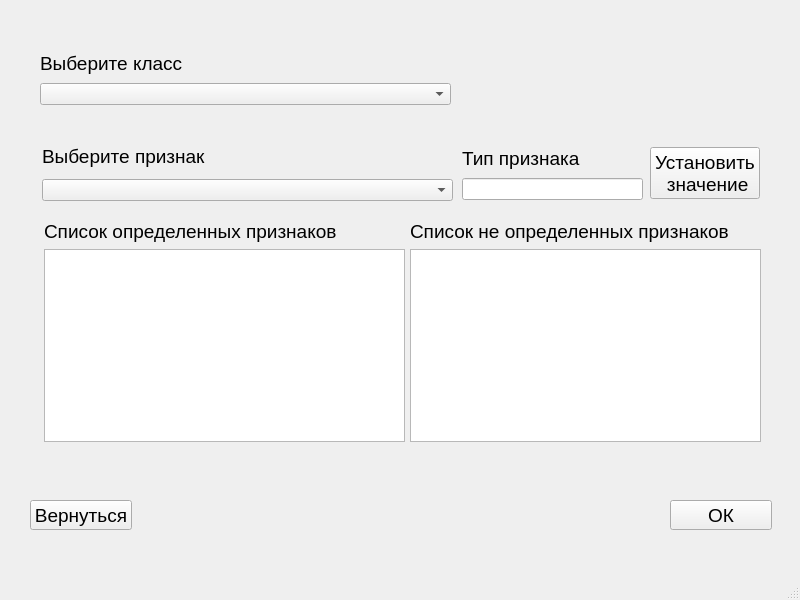
RyndychRD/Classifier, file layouts/knowledgeEditorClassFeatureDefinition.ui: the form before one commit.
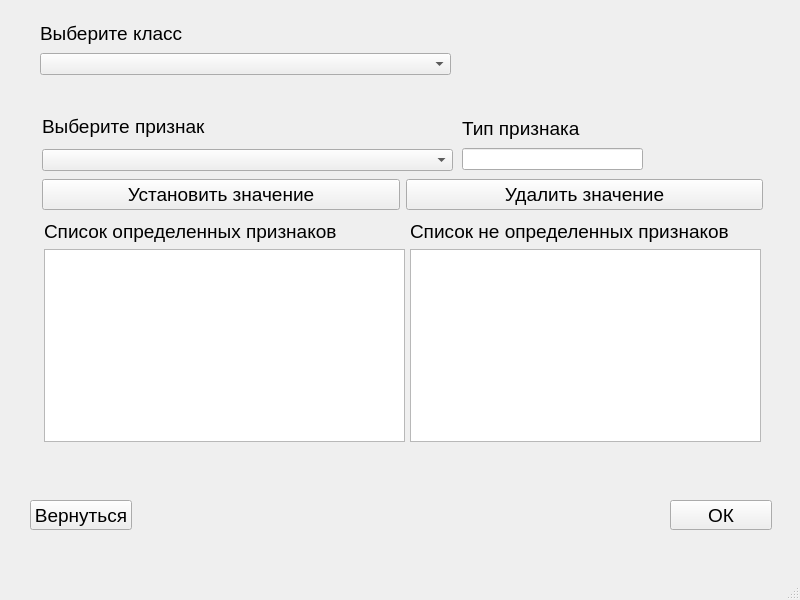
The form after the commit.

Commit message: added button to delete feature def in class feature definition

```diff
--- a/layouts/knowledgeEditorClassFeatureDefinition.ui
+++ b/layouts/knowledgeEditorClassFeatureDefinition.ui
@@ -30,7 +30,7 @@
     <property name="geometry">
      <rect>
       <x>40</x>
-      <y>50</y>
+      <y>20</y>
       <width>411</width>
       <height>55</height>
      </rect>
@@ -89,25 +89,6 @@
      <string>ОК</string>
     </property>
    </widget>
-   <widget class="QPushButton" name="button_featureSet_classFeatureDefinition">
-    <property name="geometry">
-     <rect>
-      <x>650</x>
-      <y>147</y>
-      <width>110</width>
-      <height>52</height>
-     </rect>
-    </property>
-    <property name="font">
-     <font>
-      <pointsize>14</pointsize>
-     </font>
-    </property>
-    <property name="text">
-     <string>Установить
- значение</string>
-    </property>
-   </widget>
    <widget class="QWidget" name="layoutWidget">
     <property name="geometry">
      <rect>
@@ -174,7 +155,7 @@
     <property name="geometry">
      <rect>
       <x>42</x>
-      <y>140</y>
+      <y>110</y>
       <width>411</width>
       <height>61</height>
      </rect>
@@ -201,7 +182,7 @@
     <property name="geometry">
      <rect>
       <x>462</x>
-      <y>145</y>
+      <y>115</y>
       <width>181</width>
       <height>55</height>
      </rect>
@@ -228,6 +209,42 @@
      </item>
     </layout>
    </widget>
+   <widget class="QWidget" name="">
+    <property name="geometry">
+     <rect>
+      <x>42</x>
+      <y>174</y>
+      <width>721</width>
+      <height>41</height>
+     </rect>
+    </property>
+    <layout class="QHBoxLayout" name="horizontalLayout">
+     <item>
+      <widget class="QPushButton" name="button_featureSet_classFeatureDefinition_2">
+       <property name="font">
+        <font>
+         <pointsize>14</pointsize>
+        </font>
+       </property>
+       <property name="text">
+        <string>Установить значение</string>
+       </property>
+      </widget>
+     </item>
+     <item>
+      <widget class="QPushButton" name="button_featureUnSet_classFeatureDefinition">
+       <property name="font">
+        <font>
+         <pointsize>14</pointsize>
+        </font>
+       </property>
+       <property name="text">
+        <string>Удалить значение</string>
+       </property>
+      </widget>
+     </item>
+    </layout>
+   </widget>
   </widget>
   <widget class="QMenuBar" name="menubar">
    <property name="geometry">
```
The commit also changes 7 other files.
